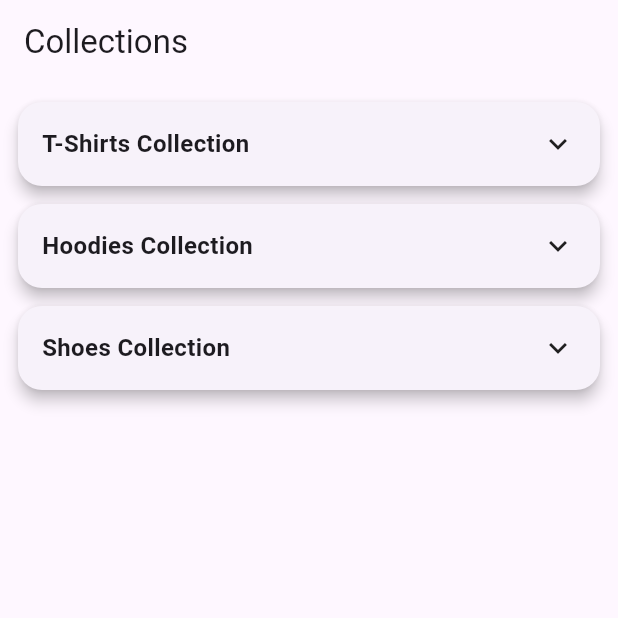
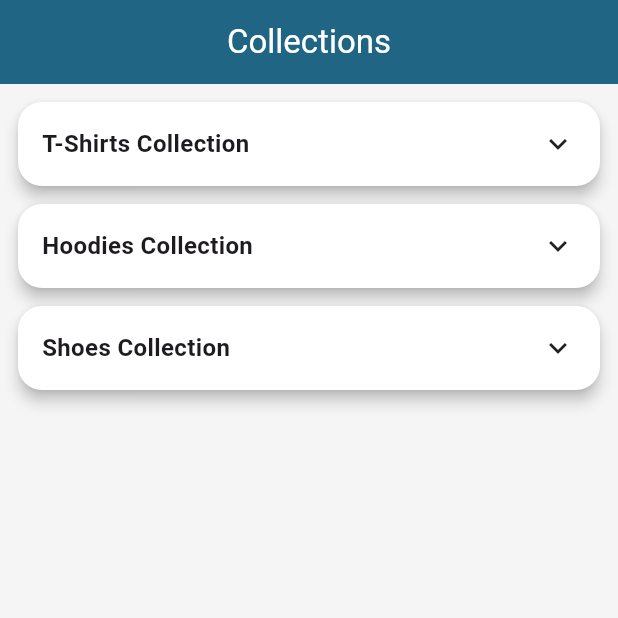
Before and after one commit to jahir123695/flutter_interview_task, a Flutter app: the screen it shows after launch, on a phone screen of 412 x 824 dp, the top half of it. Run offline on Flutter 3.47's test engine with Material 3 defaults, Android fonts, the phone set to English and light mode, and no system bars; our stand-ins replace cached_network_image; network calls fail.

Commit message:
task completed

```diff
--- a/lib/main.dart
+++ b/lib/main.dart
@@ -11,6 +11,9 @@ class MyApp extends StatelessWidget {
 
   @override
   Widget build(BuildContext context) {
-    return MaterialApp(debugShowCheckedModeBanner: false, home: SplashScreen());
+    return MaterialApp(
+        debugShowCheckedModeBanner: false,
+        home: SplashScreen()
+    );
   }
 }
--- a/lib/models/collection_model.dart
+++ b/lib/models/collection_model.dart
@@ -29,8 +29,8 @@ List<CollectionModel> collections = [
   CollectionModel(
     title: "Shoes Collection",
     images: [
-      "https://veaves.in/cdn/shop/files/VE_MS_53_2.jpg?v=1749200052&width=2500",
-      "https://image.suratwholesaleshop.com/data/2022y/August/33935/Wedding-Wear-Sky-Blue-Weaving-Work-Heavy-Imported-Jacquard-Italian-Indo-Western-RANGBAAZ22-2210.jpg",
+      "https://rukminim2.flixcart.com/image/480/640/xif0q/shoe/7/d/4/6-195-40-asteroid-black-original-imah7byzffjfevkg.jpeg?q=90",
+      "https://www.campusshoes.com/cdn/shop/files/VESPER_VESPER_L.GRY-M.BLU_07.webp?v=1758174842",
       "https://images.unsplash.com/photo-1542291026-7eec264c27ff",
       "https://images.unsplash.com/photo-1525966222134-fcfa99b8ae77",
       "https://images.unsplash.com/photo-1600185365483-26d7a4cc7519",
--- a/lib/screens/home_screen.dart
+++ b/lib/screens/home_screen.dart
@@ -10,7 +10,7 @@ class HomeScreen extends StatefulWidget {
 }
 
 class _HomeScreenState extends State<HomeScreen> {
-  int expandedIndex = -1; // Only one open at a time
+  int expandedIndex = -1;
 
   void toggleAccordion(int index) {
     setState(() {
@@ -21,7 +21,13 @@ class _HomeScreenState extends State<HomeScreen> {
   @override
   Widget build(BuildContext context) {
     return Scaffold(
-      appBar: AppBar(title: const Text("Collections")),
+      backgroundColor: Color(0xfff5f5f5),
+      appBar: AppBar(
+        title: const Text("Collections"),
+        backgroundColor: Color(0xff216584),
+        foregroundColor: Colors.white,
+        centerTitle: true,
+      ),
       body: ListView.builder(
         padding: const EdgeInsets.all(12),
         itemCount: collections.length,
--- a/lib/widgets/collection_card.dart
+++ b/lib/widgets/collection_card.dart
@@ -19,12 +19,12 @@ class CollectionCard extends StatelessWidget {
     final extraCount = collection.images!.length - visibleImages!.length;
 
     return Card(
+      color: Colors.white,
       elevation: 4,
       margin: const EdgeInsets.only(bottom: 12),
       shape: RoundedRectangleBorder(borderRadius: BorderRadius.circular(16)),
       child: Column(
         children: [
-          /// HEADER (Always Visible)
           InkWell(
             borderRadius: BorderRadius.circular(16),
             onTap: onTap,
@@ -50,7 +50,6 @@ class CollectionCard extends StatelessWidget {
             ),
           ),
 
-          /// EXPANDABLE IMAGE SECTION
           AnimatedSize(
             duration: const Duration(milliseconds: 300),
             curve: Curves.easeInOut,
```
Also changed, not shown: lib/splash/splash_screen.dart (+71 -14 lines), 1 other file.
